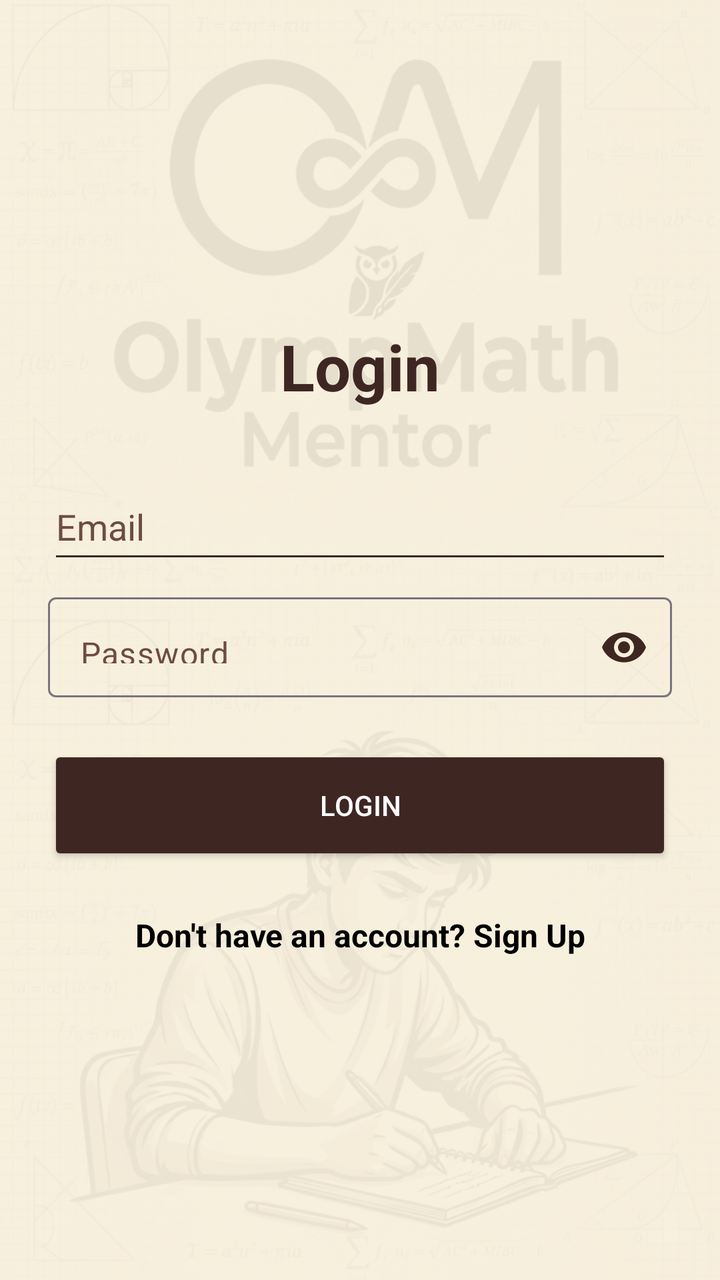
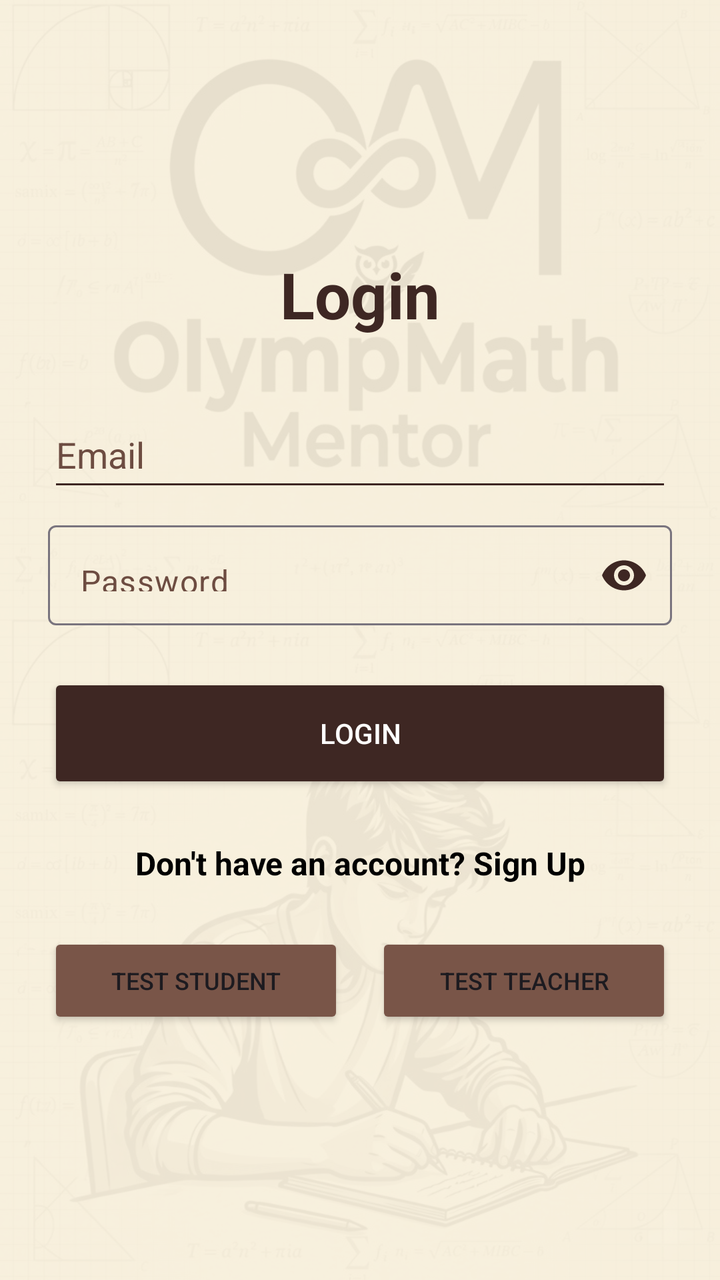

Before-and-after screenshots of an Android layout around one commit, followed by the original layout XML and the change that was made.
<!-- AndroidManifest.xml: application theme Theme.OlympMathMentor -->
<!-- res/layout/activity_login.xml -->
<?xml version="1.0" encoding="utf-8"?>
<ScrollView xmlns:android="http://schemas.android.com/apk/res/android"
    xmlns:app="http://schemas.android.com/apk/res-auto"
    android:layout_width="match_parent"
    android:layout_height="match_parent"
    android:background="@drawable/login"
    android:fillViewport="true">

    <LinearLayout
        android:layout_width="match_parent"
        android:layout_height="wrap_content"
        android:layout_gravity="center"
        android:layout_margin="24dp"
        android:background="#E6FAF3E0"
        android:gravity="center_vertical"
        android:orientation="vertical"
        android:padding="24dp">

        <TextView
            android:layout_width="match_parent"
            android:layout_height="wrap_content"
            android:layout_marginBottom="32dp"
            android:gravity="center"
            android:text="Login"
            android:textColor="@color/deep_brown"
            android:textSize="32sp"
            android:textStyle="bold" />

        <EditText
            android:id="@+id/etLoginEmail"
            android:layout_width="match_parent"
            android:layout_height="50dp"
            android:layout_marginBottom="12dp"
            android:backgroundTint="@color/deep_brown"
            android:hint="Email"
            android:inputType="textEmailAddress"
            android:textColor="#000000"
            android:textColorHint="#6D4C41" />

        <com.google.android.material.textfield.TextInputLayout
            android:layout_width="match_parent"
            android:layout_height="wrap_content"
            android:layout_marginBottom="24dp"
            app:hintEnabled="false"
            app:endIconMode="password_toggle"
            app:endIconTint="@color/deep_brown">

            <EditText
                android:id="@+id/etLoginPassword"
                android:layout_width="match_parent"
                android:layout_height="50dp"
                android:backgroundTint="@color/deep_brown"
                android:hint="Password"
                android:inputType="textPassword"
                android:textColor="#000000"
                android:textColorHint="#6D4C41" />

        </com.google.android.material.textfield.TextInputLayout>

        <Button
            android:id="@+id/btnLogin"
            android:layout_width="match_parent"
            android:layout_height="60dp"
            android:layout_marginBottom="24dp"
            android:backgroundTint="@color/deep_brown"
            android:text="LOGIN"
            android:textColor="#FFFFFF" />

        <TextView
            android:id="@+id/tvGoToSignUp"
            android:layout_width="match_parent"
            android:layout_height="wrap_content"
            android:gravity="center"
            android:text="Don't have an account? Sign Up"
            android:textColor="#000000"
            android:textSize="16sp"
            android:textStyle="bold" />

    </LinearLayout>
</ScrollView>
<!-- resources referenced by this layout -->
<resources>
  <color name="deep_brown">#3E2723</color>
  <!-- drawable login: png bitmap (drawable, 175043 bytes) -->
  <style name="Theme.OlympMathMentor" parent="Base.Theme.OlympMathMentor" />
  <style name="Base.Theme.OlympMathMentor" parent="Theme.Material3.DayNight.NoActionBar">
          <item name="colorPrimary">@color/soft_beige</item>
  
          <item name="android:statusBarColor">@color/soft_beige</item>
  
          <item name="android:windowLightStatusBar">true</item>
      </style>
  <color name="soft_beige">#EFEBE9</color>
</resources>

<!-- the commit's change to res/layout/activity_login.xml (unified diff, before → after) -->
@@ -74,7 +74,35 @@
             android:text="Don't have an account? Sign Up"
             android:textColor="#000000"
             android:textSize="16sp"
-            android:textStyle="bold" />
+            android:textStyle="bold"
+            android:layout_marginBottom="24dp" />
+
+        <LinearLayout
+            android:layout_width="match_parent"
+            android:layout_height="wrap_content"
+            android:orientation="horizontal"
+            android:weightSum="2">
+
+            <Button
+                android:id="@+id/btnTestStudent"
+                android:layout_width="0dp"
+                android:layout_height="wrap_content"
+                android:layout_weight="1"
+                android:layout_marginEnd="8dp"
+                android:text="Test Student"
+                android:textSize="12sp"
+                android:backgroundTint="#795548" />
+
+            <Button
+                android:id="@+id/btnTestTeacher"
+                android:layout_width="0dp"
+                android:layout_height="wrap_content"
+                android:layout_weight="1"
+                android:layout_marginStart="8dp"
+                android:text="Test Teacher"
+                android:textSize="12sp"
+                android:backgroundTint="#795548" />
+        </LinearLayout>
 
     </LinearLayout>
 </ScrollView>
